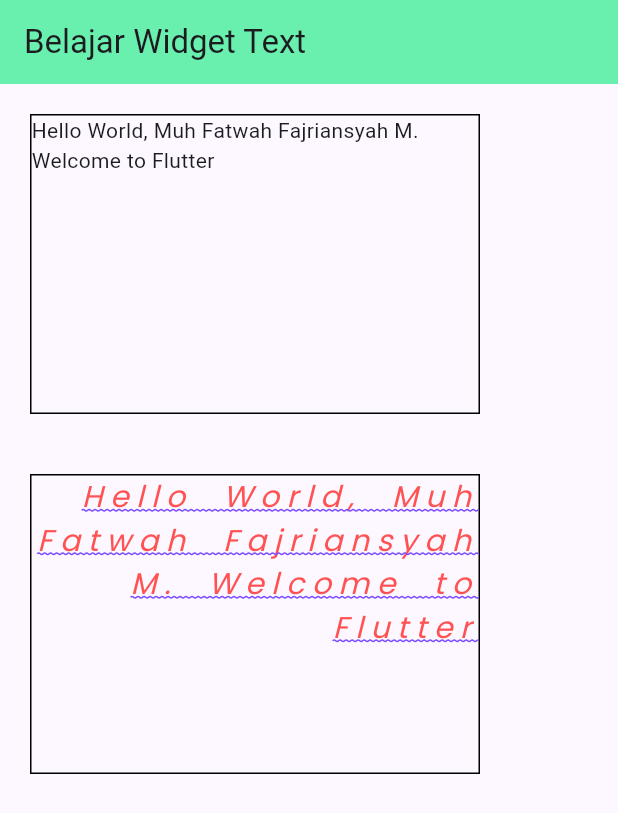
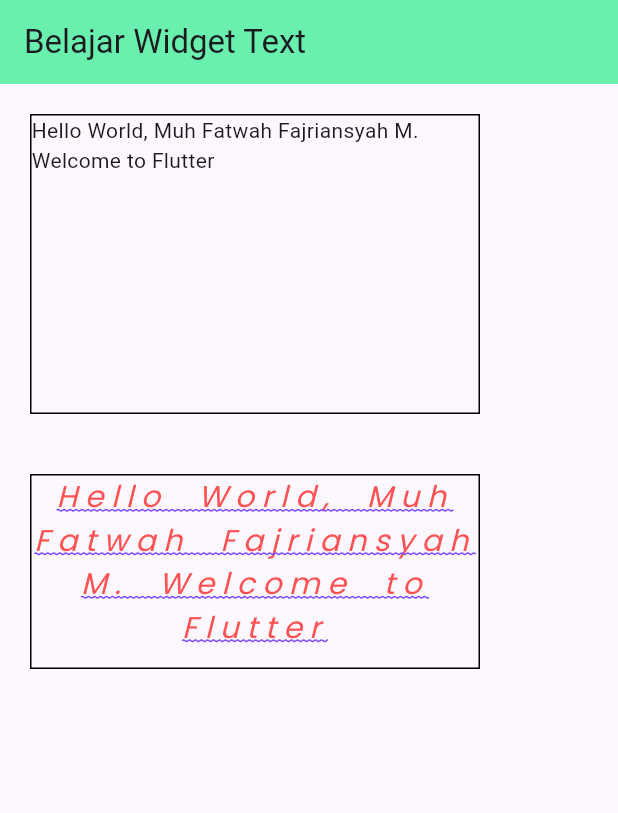
Before and after one commit to fattsowavy/latihan_flutter, a Flutter app: the screen it shows after launch, on a phone screen of 412 x 824 dp. Shown: the top 813 px of the screen. Run offline on Flutter 3.47's test engine with Material 3 defaults, Android fonts, the phone set to English and light mode, and no system bars.

```diff
--- a/lib/widgets/sample_text.dart
+++ b/lib/widgets/sample_text.dart
@@ -22,7 +22,7 @@ class SampleText extends StatelessWidget {
             child: const Text("Hello World, Muh Fatwah Fajriansyah M. Welcome to Flutter"),
           ),
           Container(
-            height: 200,
+            height: 130,
             width: 300,
             margin: const EdgeInsets.all(20),
             decoration: BoxDecoration(
@@ -30,7 +30,7 @@ class SampleText extends StatelessWidget {
             ),
             child: Text(
                 "Hello World, Muh Fatwah Fajriansyah M. Welcome to Flutter",
-              textAlign: TextAlign.end,
+              textAlign: TextAlign.center,
               overflow: TextOverflow.clip,
               textScaleFactor: 1, // pake style fontsize aja
               style: TextStyle(
```
Also changed, not shown: lib/widgets/sample_image.dart (added).
